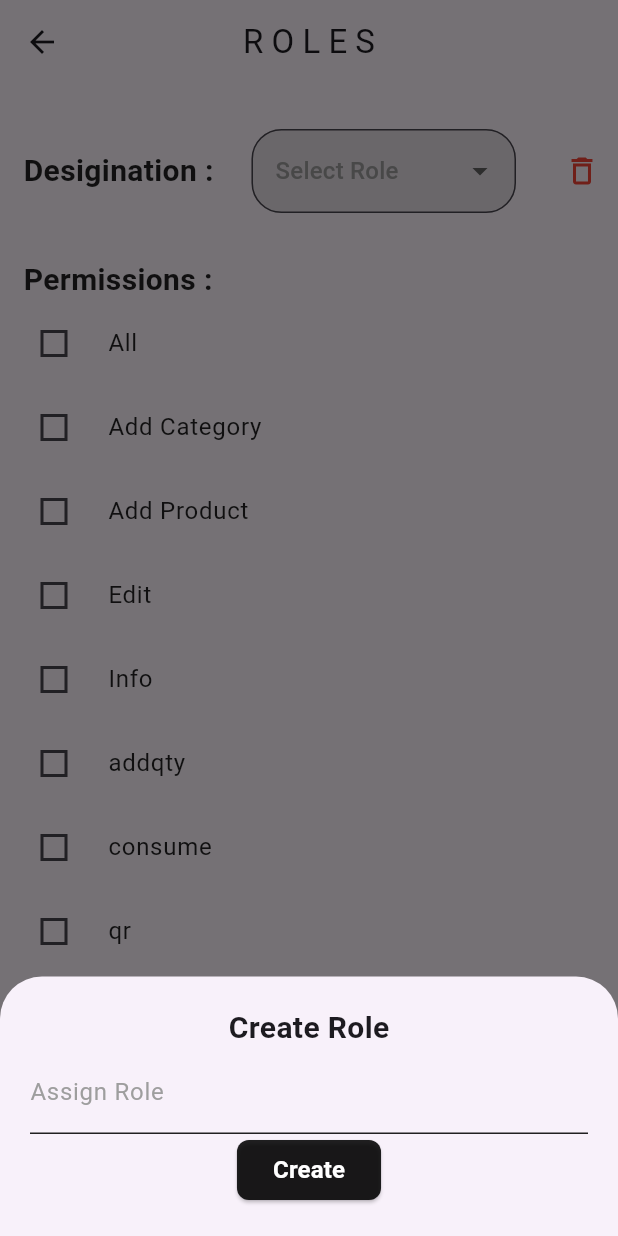
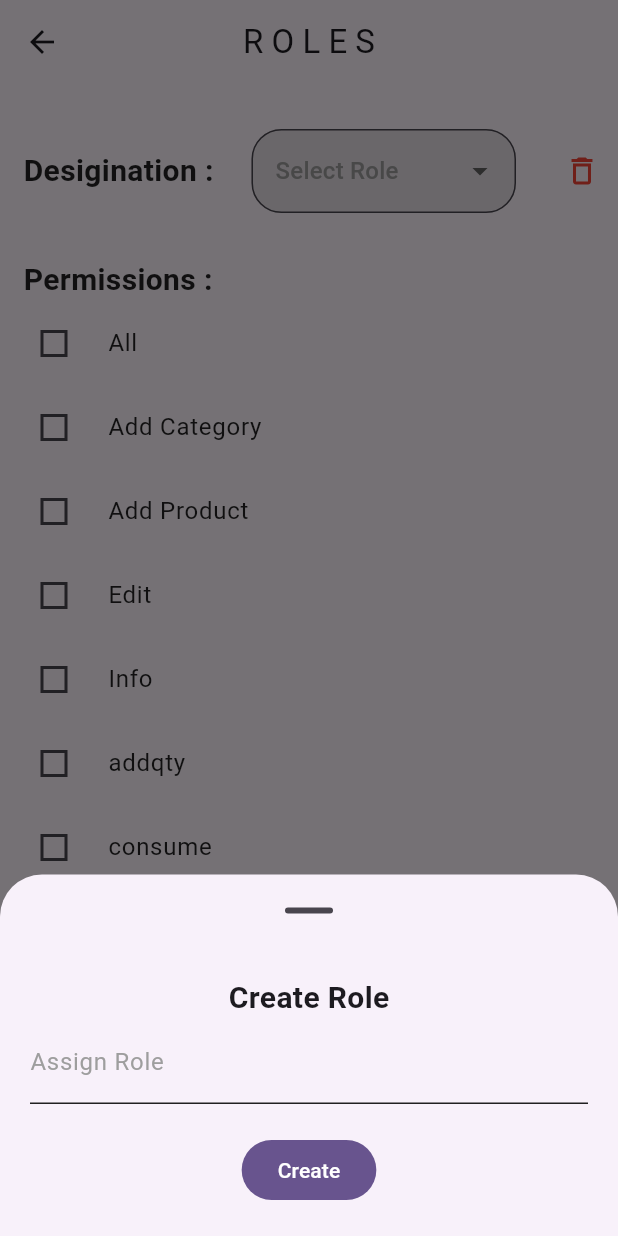
Before and after one commit to Sanjayprakash-p/Ismo_Stock_Manager, a Flutter app: the Roles screen opened directly, after a tap on the "add" icon, on a phone screen of 412 x 824 dp. Run offline on Flutter 3.47's test engine with Material 3 defaults, Android fonts, the phone set to English and light mode, and no system bars; our stand-ins replace barcode_widget, cached_network_image, cloud_firestore, connectivity_plus, curved_navigation_bar, firebase_auth and 19 more; missing offline and left inert: alert_banner, crop_your_image, easy_autocomplete, excel, flutter_barcode_scanner, google_mlkit_text_recognition; accounts and stored records are empty.

Commit message:
UI Update

```diff
--- a/lib/Authentication/Login_Page.dart
+++ b/lib/Authentication/Login_Page.dart
@@ -1,5 +1,3 @@
-// ignore_for_file: use_build_context_synchronously
-
 import 'package:cloud_firestore/cloud_firestore.dart';
 import 'package:firebase_auth/firebase_auth.dart';
 import 'package:firebase_messaging/firebase_messaging.dart';
--- a/lib/Home/Product_Page.dart
+++ b/lib/Home/Product_Page.dart
@@ -244,7 +244,9 @@ class _productpageState extends State<productpage>
                                       },
                                       child: CircleAvatar(
                                         radius: 25,
-                                        child: catchimage(docu['dp']),
+                                        backgroundImage:
+                                            NetworkImage(docu['dp']),
+                                        // child: catchimage(docu['dp']),
                                       ),
                                     ),
                                     title: Text(
--- a/lib/admin/roles.dart
+++ b/lib/admin/roles.dart
@@ -36,19 +36,18 @@ class _RolesState extends State<Roles> {
   @override
   Widget build(BuildContext context) {
     return Scaffold(
-        extendBody: true,
+        // extendBody: true,
         // backgroundColor: screenbackgroundcolor,
         appBar: AppBar(
-          shape: appbarshape(),
+          // shape: appbarshape(),
           // backgroundColor: appbarcolor,
           title: const Text("R O L E S"),
           centerTitle: true,
         ),
         floatingActionButton: FloatingActionButton(
-            backgroundColor: fabbackcolor,
-            splashColor: fabsplashcolor,
             onPressed: () {
               showModalBottomSheet(
+                  showDragHandle: true,
                   isScrollControlled: true,
                   context: context,
                   builder: (BuildContext ctx) {
@@ -87,9 +86,12 @@ class _RolesState extends State<Roles> {
                                 return null;
                               },
                             ),
+                            SizedBox(
+                              height: 20,
+                            ),
                             Center(
-                              child: ElevatedButton(
-                                  style: buttonstyle(),
+                              child: FilledButton(
+                                  // style: buttonstyle(),
                                   onPressed: () async {
                                     if (_formkey3.currentState!.validate()) {
                                       await rolex
@@ -113,7 +115,7 @@ class _RolesState extends State<Roles> {
                                   },
                                   child: Text(
                                     "Create",
-                                    style: buttontextstyle(),
+                                    // style: buttontextstyle(),
                                   )),
                             )
                           ],
@@ -126,9 +128,8 @@ class _RolesState extends State<Roles> {
               /*Navigator.push(context,
                       CupertinoPageRoute(builder: (context) => categoryadd()));*/
             },
-            child: Icon(
+            child: const Icon(
               Icons.add,
-              color: fabiconcolor,
             )),
         body: dele
             ? const Center(
@@ -318,9 +319,6 @@ class _RolesState extends State<Roles> {
                         value: _checkBox,
                         onChanged: (value) {
                           setState(() {
-                            //print('$value');
-                            //print(value);
-
                             _checkBox = value;
                             _checkBox1 = value;
                             _checkBox2 = value;
@@ -552,9 +550,10 @@ class _RolesState extends State<Roles> {
                           checkboxShape: checkboxshape(),
                         )),
                     Center(
-                        child: ElevatedButton(
+                        child: FilledButton(
                             style: ElevatedButton.styleFrom(
-                                backgroundColor: buttonbackgroundcolor),
+                              fixedSize: Size(250, 20),
+                            ),
                             onPressed: () {
                               if (_currentItemSelected == null) {
                                 ScaffoldMessenger.of(context).showSnackBar(
@@ -579,7 +578,7 @@ class _RolesState extends State<Roles> {
                             },
                             child: Text(
                               'Save',
-                              style: buttontextstyle(),
+                              // style: buttontextstyle(),
                             )))
                   ])));
   }
--- a/lib/drawer/admin.dart
+++ b/lib/drawer/admin.dart
@@ -84,8 +84,8 @@ class opena extends StatelessWidget {
               accountEmail: _usermail(),
               currentAccountPicture: CircleAvatar(
                 // backgroundColor: Colors.blueAccent,
-                child: catchimage(profile.toString()),
-                // backgroundImage: NetworkImage(profile.toString()),
+                // child: catchimage(profile.toString()),
+                backgroundImage: NetworkImage(profile.toString()),
               )),
           listtile(
             context,
--- a/pubspec.yaml
+++ b/pubspec.yaml
@@ -74,6 +74,9 @@ dependencies:
   flutter_cache_manager: ^3.3.1
   google_sign_in: ^6.2.1
   animations: ^2.0.11
+  permission_handler: ^11.1.0
+  geocoding: ^2.1.1
+  geolocator: ^10.1.0
 
 
 
```
Also changed, not shown: lib/Constants/Decorations.dart (+6 -6 lines), lib/CustomWidget/imagecache.dart (+23 -23 lines), lib/CustomWidget/snack_bar.dart (+4 -4 lines), lib/Home/bottomnavigation.dart (+2 -10 lines), lib/Scan/QRcodes.dart (+47 -59 lines), lib/Zoomer/pinch_zoom.dart (+8 -8 lines), lib/main.dart (+33 -3 lines), lib/settings/setting.dart (+25 -0 lines), 4 other files.
